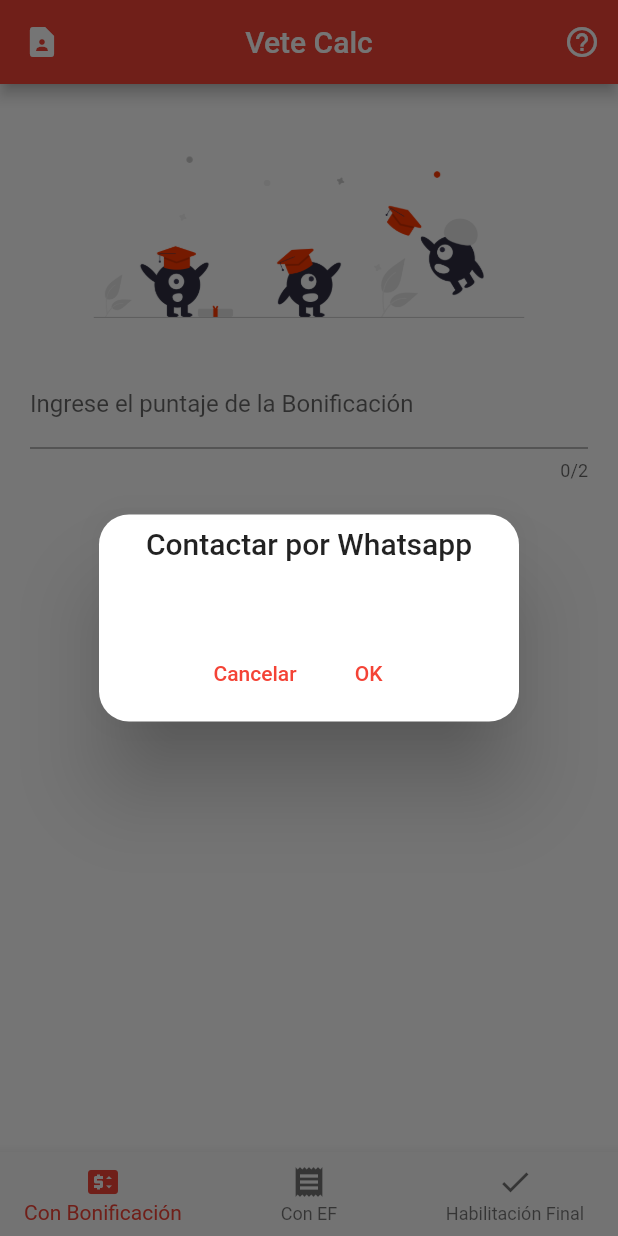
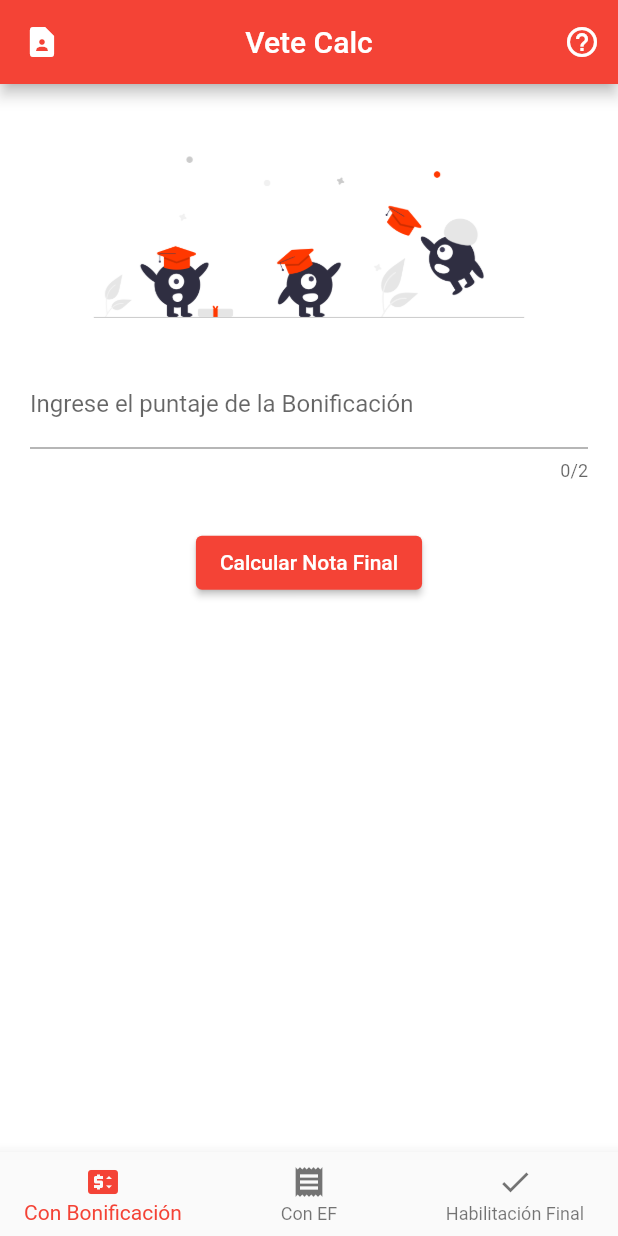
Before and after one commit to ramirezsebas/vete_calc, a Flutter app: the screen it shows after launch, after a tap on the "contact page" icon, on a phone screen of 412 x 824 dp. Run offline on Flutter 3.47's test engine with Material 2 defaults, Android fonts, the phone set to English and light mode, and no system bars; our stand-ins replace get.

Commit message:
Quitamos el launch Whatsapp

```diff
--- a/lib/app/modules/home/views/home_view.dart
+++ b/lib/app/modules/home/views/home_view.dart
@@ -1,23 +1,13 @@
 import 'package:flutter/material.dart';
 
 import 'package:get/get.dart';
-import 'package:url_launcher/url_launcher.dart';
 import 'package:vete_calc/app/modules/habilitacion-final/views/habilitacion_final_view.dart';
 import 'package:vete_calc/app/modules/nota-final-sin-ef/views/nota_final_sin_ef_view.dart';
 import 'package:vete_calc/app/modules/nota-final/views/nota_final_view.dart';
-import 'package:whatsapp_unilink/whatsapp_unilink.dart';
 
 import '../controllers/home_controller.dart';
 
 class HomeView extends GetView<HomeController> {
-  launchWhatsApp() async {
-    final link = WhatsAppUnilink(
-      phoneNumber: '+595984113102',
-      text: "Hola! Consulta sobre Vet Calc",
-    );
-
-    await launch('$link');
-  }
 
   @override
   Widget build(BuildContext context) {
@@ -27,22 +17,7 @@ class HomeView extends GetView<HomeController> {
         leading: IconButton(
           icon: Icon(Icons.contact_page),
           onPressed: () {
-            Get.defaultDialog(
-              title: "Contactar por Whatsapp",
-              content: Text(""),
-              confirm: TextButton(
-                child: Text("OK"),
-                onPressed: () {
-                  launchWhatsApp();
-                },
-              ),
-              cancel: TextButton(
-                child: Text("Cancelar"),
-                onPressed: () {
-                  Get.back();
-                },
-              ),
-            );
+
           },
         ),
         title: Text('Vete Calc'),
--- a/pubspec.yaml
+++ b/pubspec.yaml
@@ -10,8 +10,6 @@ dependencies:
   get: 4.5.1
   flutter:
     sdk: flutter
-  whatsapp_unilink: ^2.0.2
-  url_launcher: ^6.1.2
 
 dev_dependencies:
   flutter_lints: ^1.0.0
```
Also changed, not shown: pubspec.lock.
